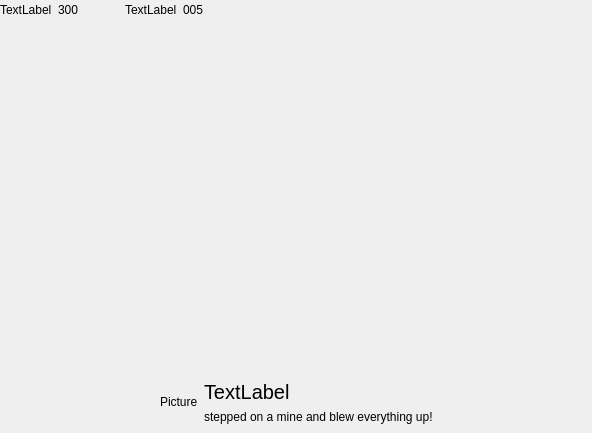
This is online/onlinegamescreen.ui in vicr123/entertaining-mines as Qt 5 draws it before an edit. The edited form follows.
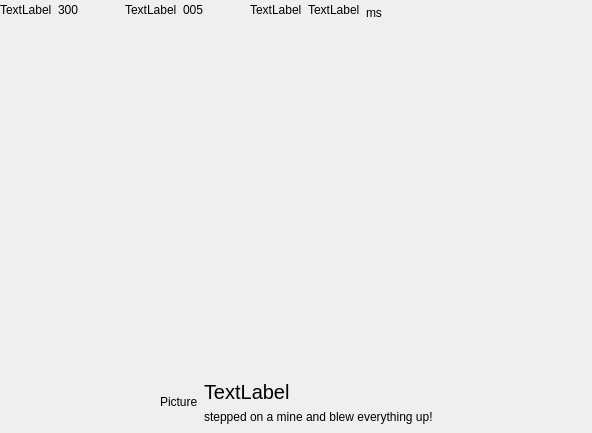
This is the edited form. Custom widgets are drawn as their Qt base class.

Diff of the .ui file:
```diff
--- a/online/onlinegamescreen.ui
+++ b/online/onlinegamescreen.ui
@@ -107,6 +107,46 @@
             </property>
            </widget>
           </item>
+          <item>
+           <spacer name="horizontalSpacer_6">
+            <property name="orientation">
+             <enum>Qt::Horizontal</enum>
+            </property>
+            <property name="sizeType">
+             <enum>QSizePolicy::Fixed</enum>
+            </property>
+            <property name="sizeHint" stdset="0">
+             <size>
+              <width>40</width>
+              <height>20</height>
+             </size>
+            </property>
+           </spacer>
+          </item>
+          <item>
+           <widget class="QLabel" name="pingIcon">
+            <property name="text">
+             <string notr="true">TextLabel</string>
+            </property>
+           </widget>
+          </item>
+          <item>
+           <widget class="QLabel" name="pingLabel">
+            <property name="text">
+             <string notr="true">TextLabel</string>
+            </property>
+           </widget>
+          </item>
+          <item>
+           <widget class="QLabel" name="msLabel">
+            <property name="text">
+             <string comment="ms for milliseconds" extracomment="ms for milliseconds">ms</string>
+            </property>
+            <property name="alignment">
+             <set>Qt::AlignBottom|Qt::AlignLeading|Qt::AlignLeft</set>
+            </property>
+           </widget>
+          </item>
           <item>
            <spacer name="horizontalSpacer_3">
             <property name="orientation">
```
